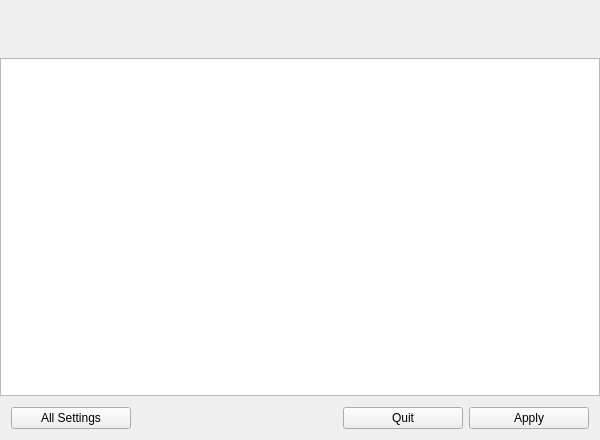
First picture: the form in src/msm/MsmWindow.ui, repository linlinger/manjaro-settings-manager, before the edit.
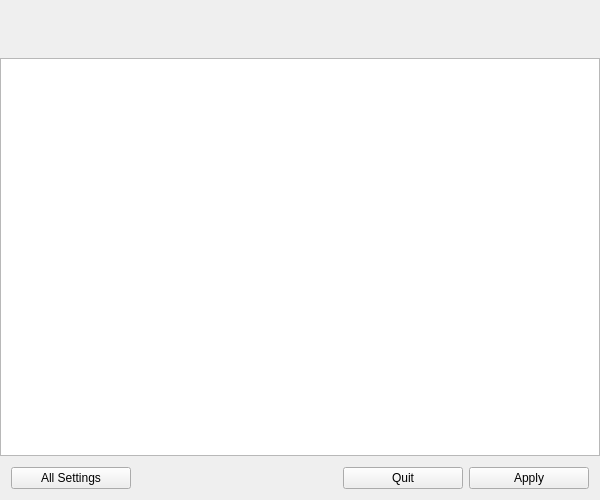
Second picture: the form after the edit. Icons and pictures are not drawn. Custom widgets are drawn as their Qt base class.

What changed in the file:
```diff
--- a/src/msm/MsmWindow.ui
+++ b/src/msm/MsmWindow.ui
@@ -7,13 +7,13 @@
     <x>0</x>
     <y>0</y>
     <width>600</width>
-    <height>440</height>
+    <height>500</height>
    </rect>
   </property>
   <property name="minimumSize">
    <size>
     <width>600</width>
-    <height>440</height>
+    <height>500</height>
    </size>
   </property>
   <property name="windowTitle">
```
